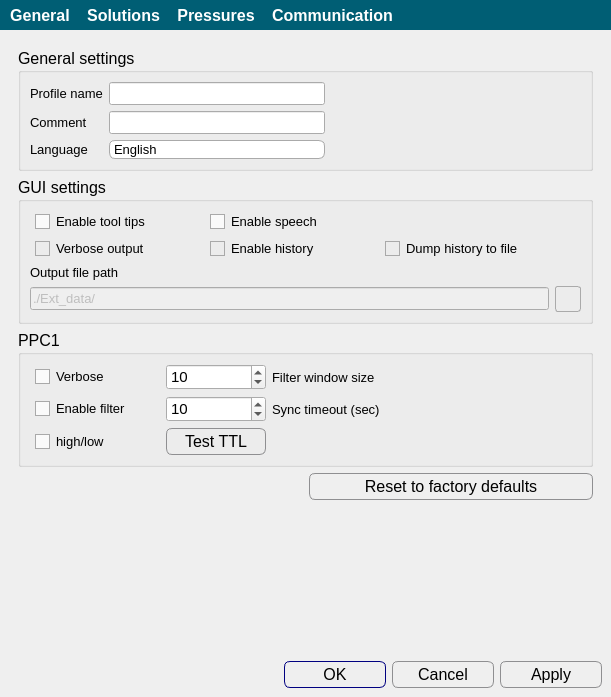
Above: apps/Biopen_wizard/tools.ui from bellonemauro/Labonatip2.0 before the change. Below: the same form after it.
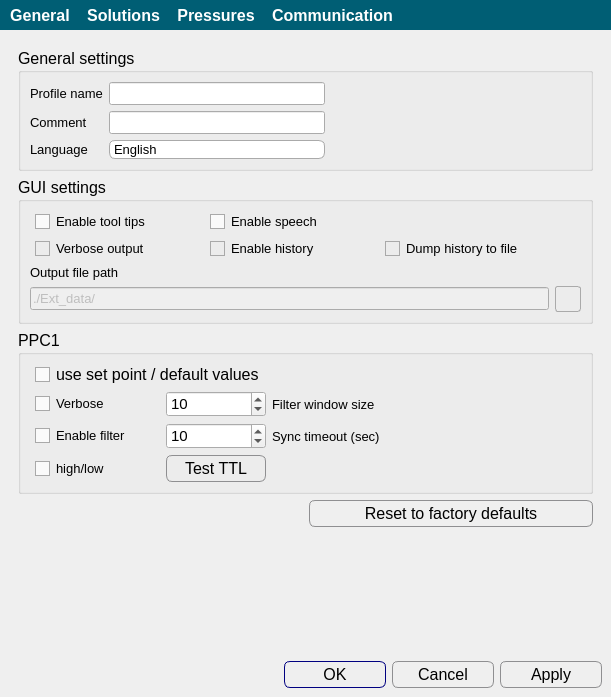
That is the form after the change. Icons and pictures are not drawn.

Commit message: fix zone size and flow speed with proper test and setPoint/defPoint option

What changed in the file:
```diff
--- a/apps/Biopen_wizard/tools.ui
+++ b/apps/Biopen_wizard/tools.ui
@@ -710,6 +710,13 @@
              </property>
             </widget>
            </item>
+           <item row="0" column="0" colspan="2">
+            <widget class="QCheckBox" name="checkBox_useSetPoint">
+             <property name="text">
+              <string>use set point / default values</string>
+             </property>
+            </widget>
+           </item>
           </layout>
          </widget>
         </item>
```
The commit also changes 6 other files.
